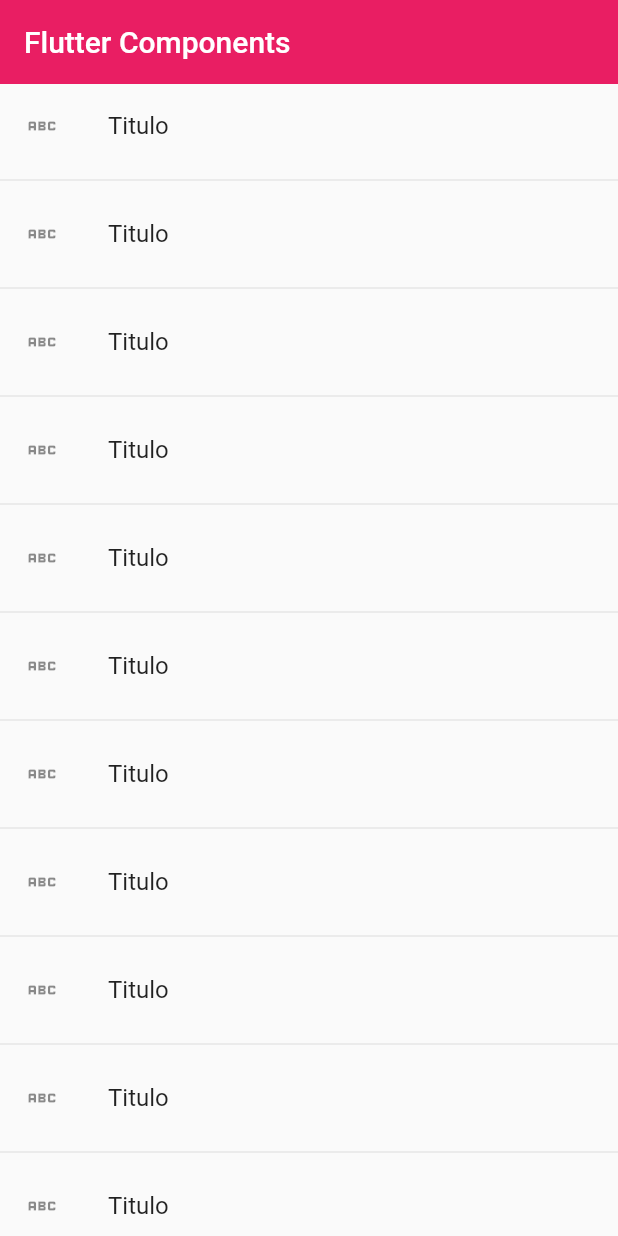
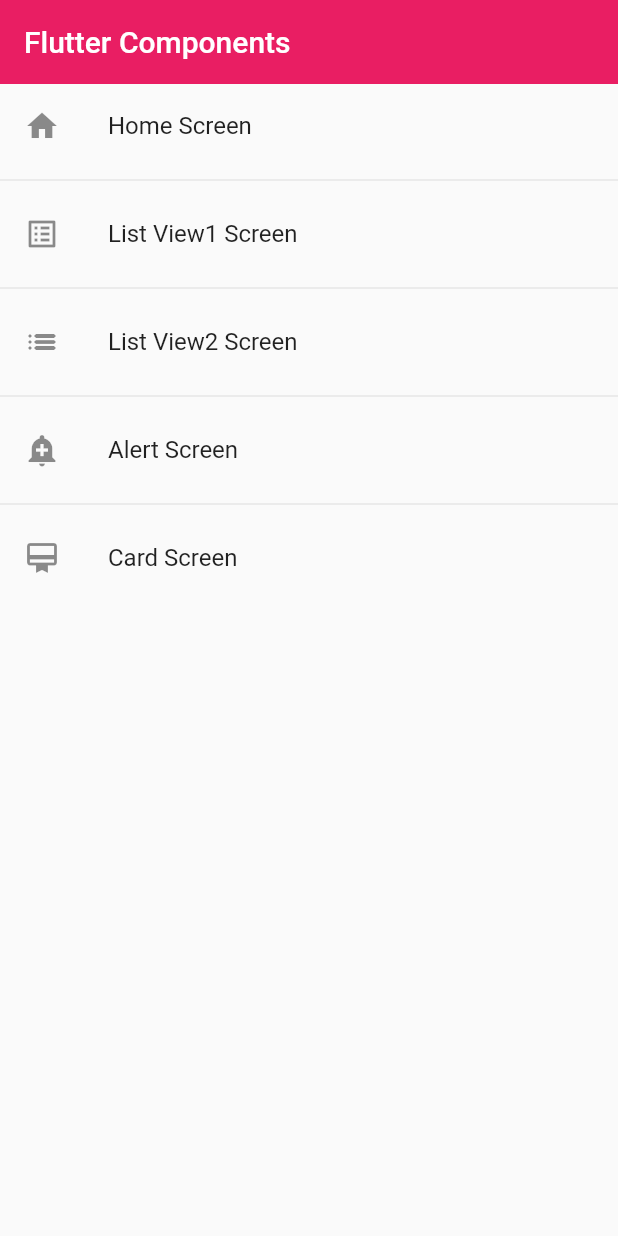
Before and after one commit to Rituzka/flutter_list_components_app, a Flutter app: the screen it shows after launch, on a phone screen of 412 x 824 dp. Run offline on Flutter 3.47's test engine with Material 2 defaults, Android fonts, the phone set to English and light mode, and no system bars.

Commit message:
refactor of widgets routes

```diff
--- a/lib/main.dart
+++ b/lib/main.dart
@@ -11,8 +11,8 @@ class MyApp extends StatelessWidget {
     return MaterialApp(
         debugShowCheckedModeBanner: false,
         title: 'Material App',
-        initialRoute: AppRoutes.InitialRoute,
-        routes: AppRoutes.routes,
+        initialRoute: AppRoutes.initialRoute,
+        routes: AppRoutes.getAppRoute(),
         onGenerateRoute: AppRoutes.onGenerateRoute);
   }
 }
--- a/lib/models/models.dart
+++ b/lib/models/models.dart
@@ -0,0 +1 @@
+export 'package:flutter_list_components_app/models/menu_option.dart';
--- a/lib/router/app_routes.dart
+++ b/lib/router/app_routes.dart
@@ -1,21 +1,59 @@
 import 'package:flutter/material.dart';
+import '../models/menu_option.dart';
 import '../screens/screens.dart';
 
 class AppRoutes {
 // ignore: constant_identifier_names
-  static const InitialRoute = 'home';
+  static const initialRoute = 'home';
 
-  static Map<String, Widget Function(BuildContext)> routes = {
+  static final menuOptions = <MenuOption>[
+    MenuOption(
+        route: 'home',
+        name: 'Home Screen',
+        screen: const HomeScreen(),
+        icon: Icons.home),
+    MenuOption(
+        route: 'listView1',
+        name: 'List View1 Screen',
+        screen: const ListView1Screen(),
+        icon: Icons.list_alt),
+    MenuOption(
+        route: 'listView2',
+        name: 'List View2 Screen ',
+        screen: const ListView2Screen(),
+        icon: Icons.list_rounded),
+    MenuOption(
+        route: 'alert',
+        name: 'Alert Screen',
+        screen: const AlertScreen(),
+        icon: Icons.add_alert),
+    MenuOption(
+        route: 'card',
+        name: 'Card Screen',
+        screen: const CardScreen(),
+        icon: Icons.card_membership)
+  ];
+
+  static Map<String, Widget Function(BuildContext)> getAppRoute() {
+    Map<String, Widget Function(BuildContext)> appRoutes = {};
+
+    for (final option in menuOptions) {
+      appRoutes.addAll({option.route: (BuildContext context) => option.screen});
+    }
+    return appRoutes;
+  }
+
+  /*  static Map<String, Widget Function(BuildContext)> routes = {
     'home': (BuildContext context) => const HomeScreen(),
     'listView1': (BuildContext context) => const ListView1Screen(),
     'listView2': (BuildContext context) => const ListView2Screen(),
     'alert': (BuildContext context) => const AlertScreen(),
     'card': (BuildContext context) => const CardScreen(),
   };
-
+ */
   static Route<dynamic> onGenerateRoute(RouteSettings settings) {
     return MaterialPageRoute(
-      builder: (context) => const AlertScreen(),
+      builder: (context) => const HomeScreen(),
     );
   }
 }
--- a/lib/screens/home_screen.dart
+++ b/lib/screens/home_screen.dart
@@ -1,13 +1,14 @@
 import 'package:flutter/material.dart';
-import 'package:flutter_list_components_app/screens/screens.dart';
+
+import '../router/app_routes.dart';
 
 class HomeScreen extends StatelessWidget {
   const HomeScreen({Key? key}) : super(key: key);
 
-  get center => null;
-
   @override
   Widget build(BuildContext context) {
+    final menuOptions = AppRoutes.menuOptions;
+
     return Scaffold(
         appBar: AppBar(
           title: const Text('Flutter Components'),
@@ -15,16 +16,14 @@ class HomeScreen extends StatelessWidget {
           elevation: 0,
         ),
         body: ListView.separated(
-        itemCount: 20,
-        itemBuilder: (BuildContext context, int index) => ListTile(
-          leading: const Icon(Icons.abc),
-          title: const Text('Titulo'),
+            itemBuilder: (context, i) => ListTile(
+                  leading: Icon(menuOptions[i].icon),
+                  title: Text(menuOptions[i].name),
                   onTap: () {
-            Navigator.pushNamed(context, 'alert');
+                    Navigator.pushNamed(context, menuOptions[i].route);
                   },
                 ),
             separatorBuilder: (_, __) => const Divider(),
-      ),
-    );
+            itemCount: menuOptions.length));
   }
 }
```
Lines whose indentation alone changed are shown as unchanged.
